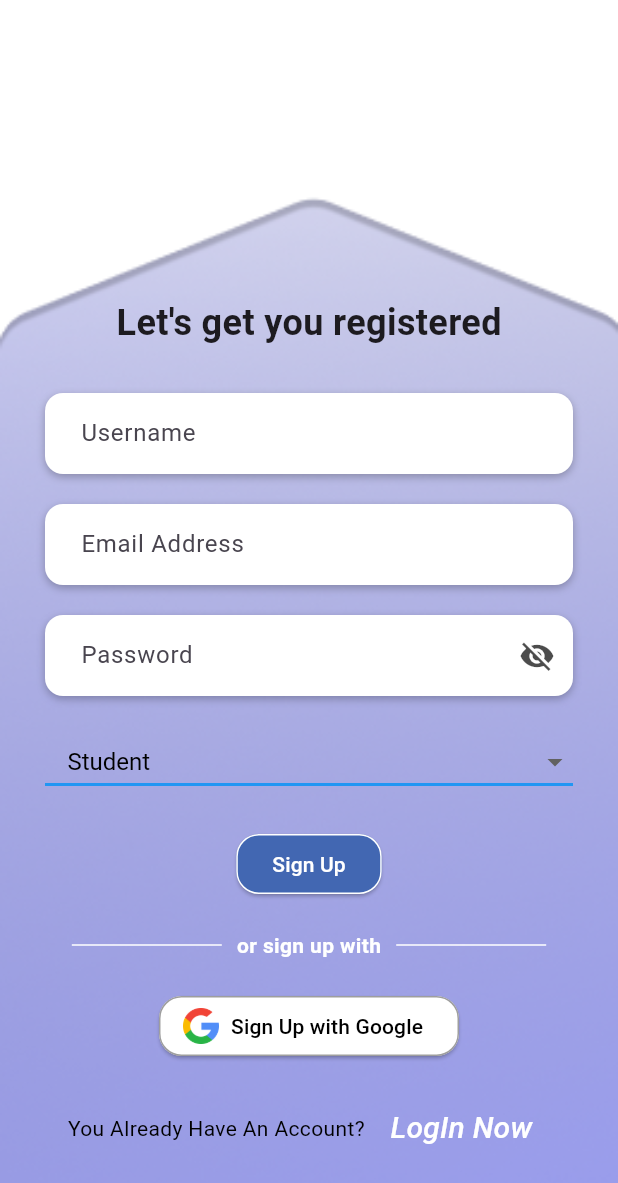
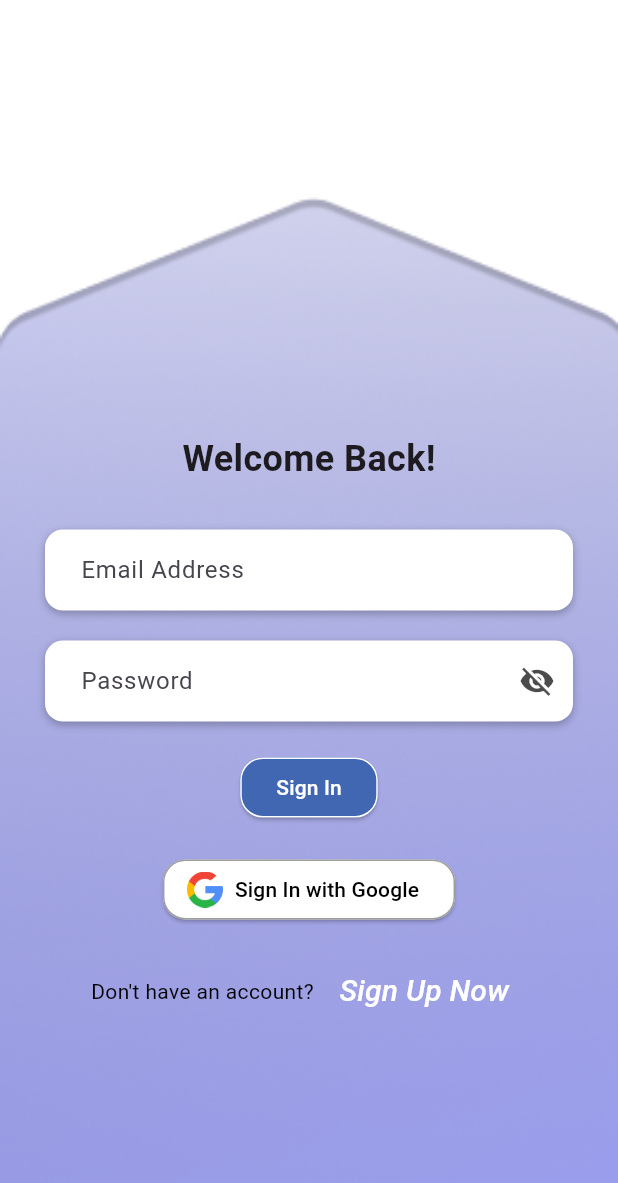
Before and after one commit to yasmineleschi/frontend_app-stagi, a Flutter app: the screen it shows after launch, on a phone screen of 412 x 824 dp. Shown: the top 1183 px of the screen. Run offline on Flutter 3.47's test engine with Material 3 defaults, Android fonts, the light colour scheme and no system bars; our stand-ins replace firebase_auth, firebase_core, google_sign_in; accounts and stored records are empty.

Commit message:
Login page

```diff
--- a/lib/main.dart
+++ b/lib/main.dart
@@ -1,25 +1,43 @@
 import 'package:firebase_core/firebase_core.dart';
 import 'package:flutter/material.dart';
+import 'package:frontend_app_stagi/viewmodels/signin_viewmodel.dart';
 import 'package:provider/provider.dart';
 import 'views/authentification/signup_view.dart';
+import 'views/authentification/signin_view.dart'; // Import the SignInView
 import 'viewmodels/signup_viewmodel.dart';
+import 'firebase_options.dart'; // Firebase options for initialization
 
 void main() async {
   WidgetsFlutterBinding.ensureInitialized();
-  await Firebase.initializeApp();
 
-  runApp(MyApp());
+  // Initialize Firebase with platform-specific options
+  await Firebase.initializeApp(
+    options: DefaultFirebaseOptions.currentPlatform,
+  );
+
+  runApp(const MyApp());
 }
+
 class MyApp extends StatelessWidget {
   const MyApp({super.key});
 
   @override
   Widget build(BuildContext context) {
-    return ChangeNotifierProvider(
-      create: (context) => SignUpViewModel(),
-      child: const MaterialApp(
-        home: SignUpView(),
-      debugShowCheckedModeBanner: false,
+    return MultiProvider(
+      providers: [
+        ChangeNotifierProvider(create: (context) => SignUpViewModel()),
+        ChangeNotifierProvider(create: (context) => SignInViewModel()), // Add SignInViewModel
+      ],
+      child: MaterialApp(
+        debugShowCheckedModeBanner: false,
+        initialRoute: '/signin', // Initial route set to SignInView
+        routes: {
+          '/signin': (context) => const SignInView(),
+          '/signup': (context) => const SignUpView(),
+        },
+        onUnknownRoute: (settings) => MaterialPageRoute(
+          builder: (context) => const SignInView(), // Handle unknown routes
+        ),
       ),
     );
   }
--- a/lib/services/api_service_user.dart
+++ b/lib/services/api_service_user.dart
@@ -3,7 +3,7 @@ import 'package:http/http.dart' as http;
 import '../models/user.dart';
 
 class ApiService {
-  final String baseUrl = 'http://10.0.2.2:5000/api/users';
+  final String baseUrl = 'http://localhost:5000/api/users';
 
 
   Future<void> signUp(User user) async {
--- a/lib/services/student_api_service.dart
+++ b/lib/services/student_api_service.dart
@@ -3,7 +3,7 @@ import 'package:frontend_app_stagi/models/studentProfile.dart';
 import 'package:http/http.dart' as http;
 
 class ApiService {
-  final String baseUrl = 'http://10.0.2.2:5000/api/users/profile';
+  final String baseUrl = 'http://localhost:5000/api/users/profile';
 
   Future<StudentProfile?> fetchStudentProfile(String userId) async {
     try {
--- a/lib/viewmodels/signup_viewmodel.dart
+++ b/lib/viewmodels/signup_viewmodel.dart
@@ -1,3 +1,4 @@
+
 import 'package:firebase_auth/firebase_auth.dart';
 import 'package:google_sign_in/google_sign_in.dart';
 import 'package:flutter/material.dart';
--- /dev/null
+++ b/lib/views/authentification/signin_view.dart
@@ -0,0 +1,205 @@
+import 'package:flutter/material.dart';
+import 'package:frontend_app_stagi/viewmodels/signin_viewmodel.dart';
+import 'package:frontend_app_stagi/views/widgets/WidgetSignUp/custom_text_field.dart';
+import 'package:frontend_app_stagi/views/Profil/Student_view.dart';
+import 'package:provider/provider.dart';
+import 'package:frontend_app_stagi/views/authentification/signin_view.dart';
+
+class SignInView extends StatefulWidget {
+  const SignInView({super.key});
+
+  @override
+  _SignInViewState createState() => _SignInViewState();
+}
+
+class _SignInViewState extends State<SignInView> {
+  final GlobalKey<FormState> _formKey = GlobalKey<FormState>();
+  final TextEditingController _emailController = TextEditingController();
+  final TextEditingController _passwordController = TextEditingController();
+  bool hidePassword = true;
+
+  @override
+  void dispose() {
+    _emailController.dispose();
+    _passwordController.dispose();
+    super.dispose();
+  }
+
+  @override
+  Widget build(BuildContext context) {
+    final viewModel = Provider.of<SignInViewModel>(context);
+
+    return Scaffold(
+      resizeToAvoidBottomInset: false,
+      body: Stack(
+        alignment: Alignment.center,
+        children: [
+          Container(
+            decoration: const BoxDecoration(
+              image: DecorationImage(
+                image: AssetImage("assets/background_auth.png"),
+                fit: BoxFit.cover,
+              ),
+            ),
+          ),
+          LayoutBuilder(
+            builder: (context, constraints) {
+              return SingleChildScrollView(
+                child: ConstrainedBox(
+                  constraints: BoxConstraints(
+                    minHeight: constraints.maxHeight,
+                  ),
+                  child: IntrinsicHeight(
+                    child: Padding(
+                      padding: const EdgeInsets.all(30.0),
+                      child: Form(
+                        key: _formKey,
+                        child: Column(
+                          mainAxisAlignment: MainAxisAlignment.center,
+                          children: [
+                            const SizedBox(height: 150),
+                            const Text(
+                              "Welcome Back!",
+                              style: TextStyle(fontSize: 24, fontWeight: FontWeight.bold),
+                            ),
+                            const SizedBox(height: 30),
+                            CustomTextField(
+                              labelText: 'Email Address',
+                              hintText: 'Enter your email',
+                              controller: _emailController,
+                              keyboardType: TextInputType.emailAddress,
+                              obscureText: false,
+                              onChanged: viewModel.setEmail,
+                              suffixIcon: null,
+                              validator: (value) {
+                                if (value == null || value.isEmpty) {
+                                  return 'Please enter an email';
+                                }
+                                final RegExp emailRegex = RegExp(r'^[^@]+@[^@]+\.[^@]+');
+                                if (!emailRegex.hasMatch(value)) {
+                                  return 'Please enter a valid email address';
+                                }
+                                return null;
+                              },
+                            ),
+                            const SizedBox(height: 20),
+                            CustomTextField(
+                              labelText: 'Password',
+                              hintText: 'Enter your password',
+                              controller: _passwordController,
+                              obscureText: hidePassword,
+                              onChanged: viewModel.setPassword,
+                              suffixIcon: IconButton(
+                                onPressed: () {
+                                  setState(() {
+                                    hidePassword = !hidePassword;
+                                  });
+                                },
+                                icon: Icon(
+                                  hidePassword ? Icons.visibility_off : Icons.visibility,
+                                  color: Colors.black.withOpacity(0.7),
+                                ),
+                              ),
+                              validator: (value) {
+                                if (value == null || value.isEmpty) {
+                                  return 'Please enter a password';
+                                }
+                                return null;
+                              },
+                            ),
+                            const SizedBox(height: 20),
+                            ElevatedButton(
+                              style: ButtonStyle(
+                                backgroundColor: MaterialStateProperty.all<Color>(const Color(0xFF4267B2)),
+                                shape: MaterialStateProperty.all<RoundedRectangleBorder>(
+                                  RoundedRectangleBorder(
+                                    borderRadius: BorderRadius.circular(15),
+                                    side: const BorderSide(color: Colors.white),
+                                  ),
+                                ),
+                              ),
+                              onPressed: () async {
+                                if (_formKey.currentState?.validate() ?? false) {
+                                  await viewModel.signIn();
+
+                                  if (viewModel.errorMessage.isNotEmpty) {
+                                    ScaffoldMessenger.of(context).showSnackBar(
+                                      SnackBar(content: Text(viewModel.errorMessage)),
+                                    );
+                                  } else {
+                                    Navigator.pushReplacement(
+                                      context,
+                                      MaterialPageRoute(
+                                        builder: (context) => StudentProfileView(userId: viewModel.email), // Change as necessary
+                                      ),
+                                    );
+                                  }
+                                }
+                              },
+                              child: const Text('Sign In', style: TextStyle(color: Colors.white)),
+                            ),
+                            const SizedBox(height: 20),
+                            ElevatedButton.icon(
+                              style: ButtonStyle(
+                                backgroundColor: MaterialStateProperty.all<Color>(Colors.white),
+                                shape: MaterialStateProperty.all<RoundedRectangleBorder>(
+                                  RoundedRectangleBorder(
+                                    borderRadius: BorderRadius.circular(15),
+                                    side: const BorderSide(color: Colors.grey),
+                                  ),
+                                ),
+                              ),
+                              onPressed: () async {
+                                await viewModel.signInWithGoogle();
+
+                                if (viewModel.errorMessage.isNotEmpty) {
+                                  ScaffoldMessenger.of(context).showSnackBar(
+                                    SnackBar(content: Text(viewModel.errorMessage)),
+                                  );
+                                } else {
+                                  Navigator.pushReplacement(
+                                    context,
+                                    MaterialPageRoute(
+                                      builder: (context) => StudentProfileView(userId: viewModel.email), // Change as necessary
+                                    ),
+                                  );
+                                }
+                              },
+                              icon: Image.asset('assets/google_logo.png', height: 24),
+                              label: const Text('Sign In with Google', style: TextStyle(color: Colors.black)),
+                            ),
+                            const SizedBox(height: 20),
+                            Row(
+                              mainAxisAlignment: MainAxisAlignment.center,
+                              children: [
+                                const Text("Don't have an account?", style: TextStyle(color: Colors.black)),
+                                const SizedBox(width: 5),
+                                TextButton(
+                                  onPressed: () {
+                                    Navigator.pushNamed(context, '/signup');
+                                  },
+                                  child: const Text(
+                                    'Sign Up Now',
+                                    style: TextStyle(
+                                      color: Colors.white,
+                                      fontSize: 20,
+                                      fontStyle: FontStyle.italic,
+                                    ),
+                                  ),
+                                ),
+                              ],
+                            ),
+                          ],
+                        ),
+                      ),
+                    ),
+                  ),
+                ),
+              );
+            },
+          ),
+        ],
+      ),
+    );
+  }
+}
--- a/pubspec.yaml
+++ b/pubspec.yaml
@@ -36,6 +36,7 @@ dependencies:
   firebase_core: ^3.6.0
   google_sign_in: ^6.2.1
   shared_preferences: ^2.3.2
+
 
 
 
```
Also changed, not shown: lib/viewmodels/signin_viewmodel.dart (added, +72 -0 lines), lib/views/widgets/WidgetSignIn/CustomDropdown.dart (added), lib/views/widgets/WidgetSignIn/CustomTextField.dart (added).
